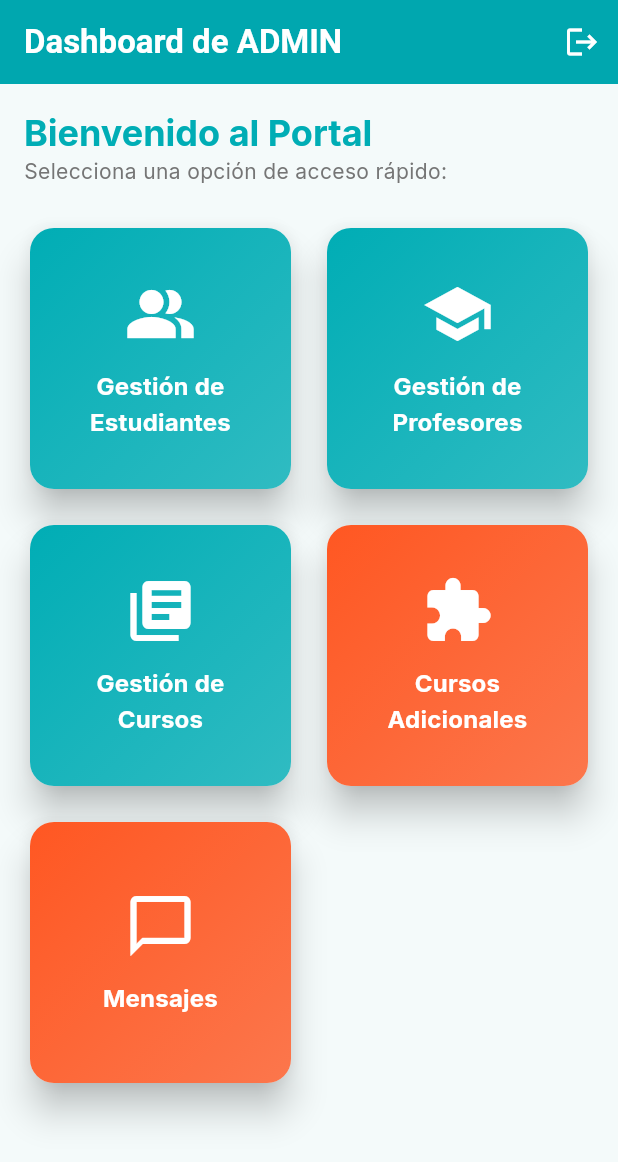
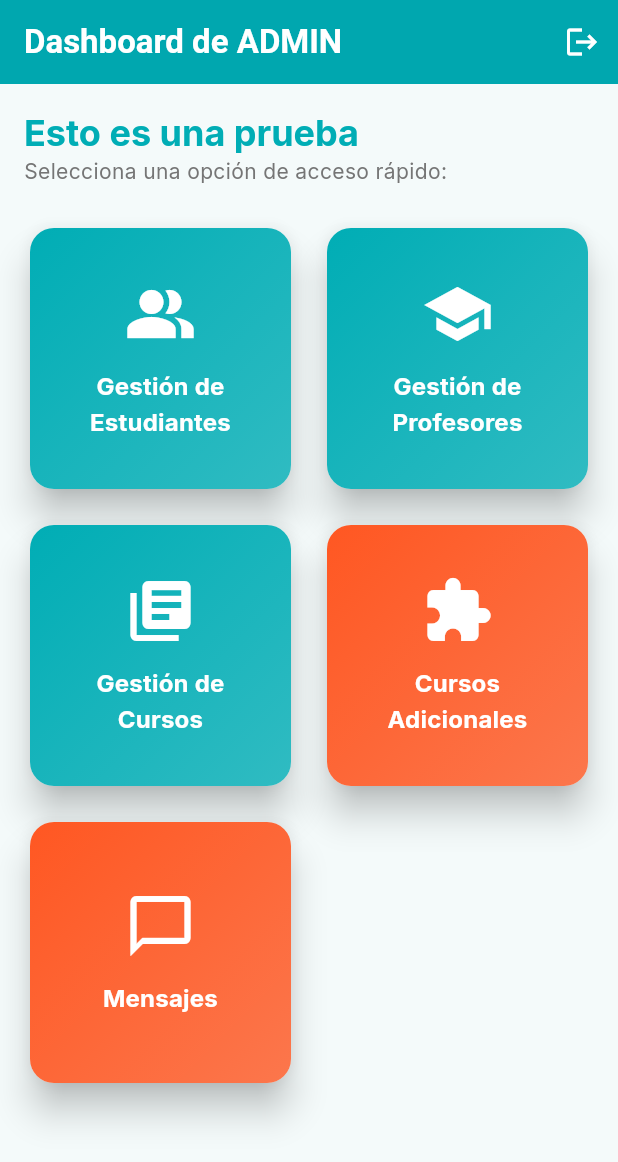
Before and after one commit to joshua971020/ProtEscuela, a Flutter app: the screen it shows after launch, on a phone screen of 412 x 824 dp. Shown: the top 1162 px of the screen. Run offline on Flutter 3.47's test engine with Material 3 defaults, Android fonts, the light colour scheme and no system bars; our stand-ins replace google_fonts.

Commit message:
commit de prueba

```diff
--- a/escuelagemini/lib/screens/dashboard_page.dart
+++ b/escuelagemini/lib/screens/dashboard_page.dart
@@ -131,7 +131,7 @@ class DashboardPage extends StatelessWidget {
           children: [
             // Título de sección estilizado
             Text(
-              'Bienvenido al Portal',
+              'Esto es una prueba',
               style: Theme.of(context).textTheme.headlineSmall?.copyWith(
                 fontWeight: FontWeight.bold,
                 color: Theme.of(context).colorScheme.primary,
```
